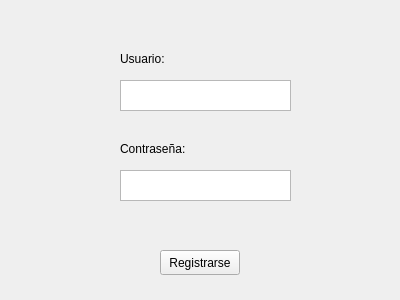
First picture: the form in Videojuego_Final/registrarse.ui, repository KevinMartinez1999/Juego, before the edit.
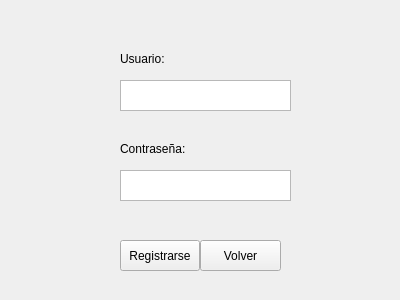
Second picture: the form after the edit.

What changed in the file:
```diff
--- a/Videojuego_Final/registrarse.ui
+++ b/Videojuego_Final/registrarse.ui
@@ -62,16 +62,29 @@
   <widget class="QPushButton" name="registrarse">
    <property name="geometry">
     <rect>
-     <x>160</x>
-     <y>250</y>
+     <x>120</x>
+     <y>240</y>
      <width>80</width>
-     <height>25</height>
+     <height>31</height>
     </rect>
    </property>
    <property name="text">
     <string>Registrarse</string>
    </property>
   </widget>
+  <widget class="QPushButton" name="volver">
+   <property name="geometry">
+    <rect>
+     <x>200</x>
+     <y>240</y>
+     <width>81</width>
+     <height>31</height>
+    </rect>
+   </property>
+   <property name="text">
+    <string>Volver</string>
+   </property>
+  </widget>
  </widget>
  <resources/>
  <connections/>
```
